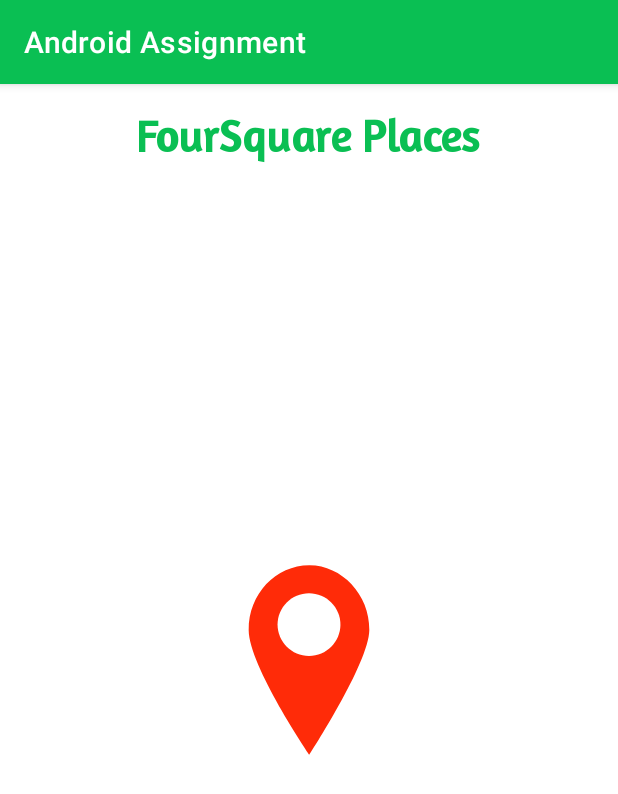
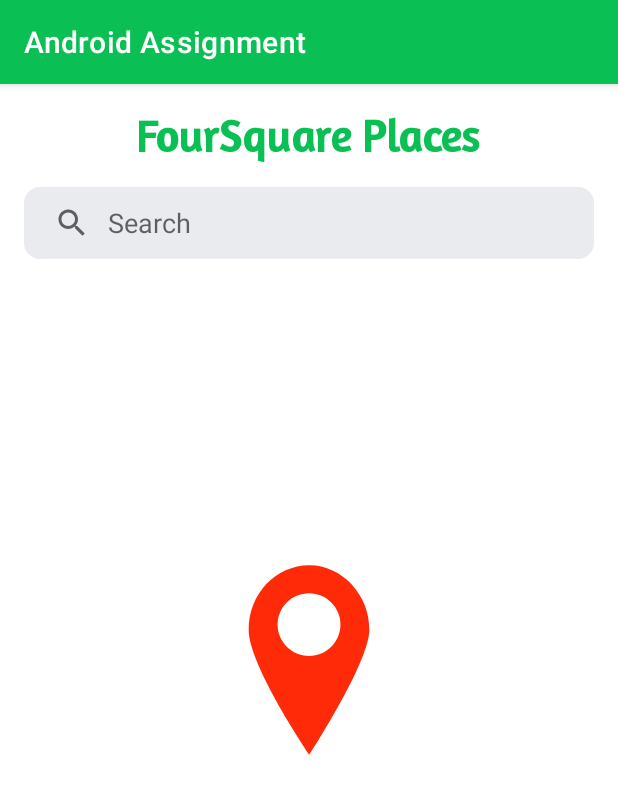
Before and after one commit to osualaFC/adyen-assignment, an Android app: the screen it shows after launch (MainActivity), on a phone screen of 412 x 824 dp. Shown: the top 794 px of the screen. Run offline under Robolectric (Android 15) with nearby library versions, the phone set to English and light mode, and no system bars; our stand-ins replace Dagger/Hilt's generated code, RxJava.

Commit message:
implement search

```diff
--- a/app/src/main/java/com/adyen/android/assignment/data/api/PlacesQueryBuilder.kt
+++ b/app/src/main/java/com/adyen/android/assignment/data/api/PlacesQueryBuilder.kt
@@ -1,5 +1,6 @@
 package com.adyen.android.assignment.data.api
 
+import com.adyen.android.assignment.BuildConfig
 import java.text.SimpleDateFormat
 import java.util.Date
 import java.util.Locale
@@ -7,8 +8,8 @@ import java.util.Locale
 abstract class PlacesQueryBuilder {
     private val baseQueryParams by lazy {
         mapOf(
-            "client_id" to "3STOI1OJXLUHBZI4ZYSQVU0ONHTNYIFYXVYPIVCKJSGQUKUK",
-            "client_secret" to "VU3A4VFI2RMEQDHMTX3THWPISNRT520GTSRCDKJF2QXLC0BG"
+            "client_id" to BuildConfig.CLIENT_ID,
+            "client_secret" to BuildConfig.CLIENT_SECRET
         )
     }
 
--- a/app/src/main/java/com/adyen/android/assignment/data/api/VenueService.kt
+++ b/app/src/main/java/com/adyen/android/assignment/data/api/VenueService.kt
@@ -8,7 +8,7 @@ import retrofit2.http.QueryMap
 
 interface VenueService {
 
-    @GET("explore")
+    @GET("venues/explore")
      fun getVenues(
         @QueryMap query: Map<String, String>
     ): Single<Response<VenueRecommendationsResponse>>
--- a/app/src/main/java/com/adyen/android/assignment/data/api/model/mappers/ApiMapper.kt
+++ b/app/src/main/java/com/adyen/android/assignment/data/api/model/mappers/ApiMapper.kt
@@ -1,5 +1,5 @@
 package com.adyen.android.assignment.data.api.model.mappers
 
 interface ApiMapper<E, D> {
-    fun mapToDomain(apiEntity: E): D
+    fun mapData(apiEntity: E): D
 }
--- a/app/src/main/java/com/adyen/android/assignment/data/api/model/mappers/ApiVenueMapper.kt
+++ b/app/src/main/java/com/adyen/android/assignment/data/api/model/mappers/ApiVenueMapper.kt
@@ -6,7 +6,7 @@ import javax.inject.Inject
 
 class ApiVenueMapper @Inject constructor() : ApiMapper<RecommendedItem, Venue> {
 
-    override fun mapToDomain(apiEntity: RecommendedItem): Venue {
+    override fun mapData(apiEntity: RecommendedItem): Venue {
         return Venue(
             id = apiEntity.venue.id,
             name = apiEntity.venue.name,
--- a/app/src/main/java/com/adyen/android/assignment/data/di/ApiModule.kt
+++ b/app/src/main/java/com/adyen/android/assignment/data/di/ApiModule.kt
@@ -1,8 +1,8 @@
 package com.adyen.android.assignment.data.di
 
+import com.adyen.android.assignment.BuildConfig
 import com.adyen.android.assignment.data.api.VenueService
 import com.adyen.android.assignment.data.api.interceptors.NetworkStatusInterceptor
-import com.adyen.android.assignment.data.util.Constants.BASE_URL
 import dagger.Module
 import dagger.Provides
 import dagger.hilt.InstallIn
@@ -47,7 +47,7 @@ object ApiModule {
     @Singleton
     fun provideRetrofit(client: OkHttpClient, converterFactory: Converter.Factory): Retrofit {
         return Retrofit.Builder()
-            .baseUrl(BASE_URL)
+            .baseUrl(BuildConfig.FOURSQUARE_BASE_URL)
             .client(client)
             .addCallAdapterFactory(RxJava2CallAdapterFactory.create())
             .addConverterFactory(converterFactory)
--- a/app/src/main/java/com/adyen/android/assignment/data/util/Constants.kt
+++ /dev/null
@@ -1,5 +0,0 @@
-package com.adyen.android.assignment.data.util
-
-object Constants {
-    const val BASE_URL = "https://api.foursquare.com/v2/venues/"
-}
--- a/app/src/main/java/com/adyen/android/assignment/presentation/ui/VenuesFragment.kt
+++ b/app/src/main/java/com/adyen/android/assignment/presentation/ui/VenuesFragment.kt
@@ -3,12 +3,12 @@ package com.adyen.android.assignment.presentation.ui
 import android.Manifest
 import android.content.pm.PackageManager
 import android.os.Bundle
-import android.util.Log
 import androidx.fragment.app.Fragment
 import android.view.LayoutInflater
 import android.view.View
 import android.view.ViewGroup
 import android.widget.Toast
+import androidx.appcompat.widget.SearchView
 import androidx.core.app.ActivityCompat
 import androidx.core.content.ContextCompat
 import androidx.fragment.app.viewModels
@@ -33,7 +33,7 @@ import dagger.hilt.android.AndroidEntryPoint
 const val REQUEST_CODE_LOCATION_PERMISSION = 1
 
 @AndroidEntryPoint
-class VenuesFragment : Fragment() {
+class VenuesFragment : Fragment(), SearchView.OnQueryTextListener {
 
     private val binding get() = _binding!!
     private var _binding: FragmentVenuesBinding? = null
@@ -58,8 +58,11 @@ class VenuesFragment : Fragment() {
         super.onViewCreated(view, savedInstanceState)
         getLocationAccess()
         getAndObserveLivedata()
-        binding.errorViews.btnTryAgain.setOnClickListener {
-           getAndObserveLivedata()
+        binding.apply {
+            search.setOnQueryTextListener(this@VenuesFragment)
+            errorViews.btnTryAgain.setOnClickListener {
+                getAndObserveLivedata()
+            }
         }
     }
 
@@ -79,6 +82,16 @@ class VenuesFragment : Fragment() {
         }
     }
 
+    override fun onQueryTextSubmit(query: String?): Boolean {
+        viewModel.venueList?.let { venuesAdapter.searchVenue(query, it) }
+        return true
+    }
+
+    override fun onQueryTextChange(newText: String?): Boolean {
+        viewModel.venueList?.let { venuesAdapter.searchVenue(newText, it) }
+        return true
+    }
+
     private fun getAndObserveLivedata() {
         viewModel.venuesLiveData.observe(viewLifecycleOwner, EventObserver { result ->
             result.let{
@@ -88,7 +101,8 @@ class VenuesFragment : Fragment() {
                     }
                     Status.SUCCESS -> {
                         binding.lottieLocation.gone()
-                         setupRecyclerView(result.data)
+                        viewModel.venueList = result.data as MutableList<Venue>
+                        setupRecyclerView(result.data)
                     }
 
                     Status.ERROR -> {
@@ -141,18 +155,17 @@ class VenuesFragment : Fragment() {
     }
 
     private fun getLocationUpdates() {
-        locationRequest.interval = 10000000
-        locationRequest.fastestInterval = 10000000
+        locationRequest.interval = 100000
+        locationRequest.fastestInterval = 1000
         locationRequest.priority = LocationRequest.PRIORITY_HIGH_ACCURACY
         locationCallback = object : LocationCallback() {
             override fun onLocationResult(locationResult: LocationResult) {
                 if (locationResult.locations.isNotEmpty()) {
                     val location = locationResult.lastLocation
                     if (location != null) {
-                        with(binding) {
-                            lottieLocation.gone()
-                        }
-                        viewModel.getVenues(location.latitude, location.longitude)
+                        binding.lottieLocation.gone()
+                         viewModel.getVenues(location.latitude, location.longitude)
+                        getAndObserveLivedata()
                     }
                     else binding.lottieLocation.visible()
                 }
--- /dev/null
+++ b/app/src/main/java/com/adyen/android/assignment/presentation/util/Constants.kt
@@ -0,0 +1,5 @@
+package com.adyen.android.assignment.presentation.util
+
+object Constants {
+    const val LOCATION_INTERVAL : Long= 100000
+}
--- a/app/src/main/java/com/adyen/android/assignment/presentation/viewmodel/VenuesViewModel.kt
+++ b/app/src/main/java/com/adyen/android/assignment/presentation/viewmodel/VenuesViewModel.kt
@@ -26,8 +26,9 @@ private val mapper: ApiVenueMapper
 
     val venuesLiveData: LiveData<Event<Resource<List<Venue>>>> get() = _venuesLiveData
     private val _venuesLiveData = MutableLiveData<Event<Resource<List<Venue>>>>()
+    var venueList: MutableList<Venue>? = mutableListOf()
 
-    fun getVenues(latitude : Double,longitude : Double ) {
+    fun getVenues(latitude: Double, longitude : Double ) {
         addDisposable(
             repository.getVenues(latitude, longitude)
                 .doOnSubscribe{
@@ -39,7 +40,7 @@ private val mapper: ApiVenueMapper
                     val venues = mutableListOf<Venue>()
                     venueResponse.response.groups.forEach { venueRecommendationGroup ->
                         venues+=   venueRecommendationGroup.items.map { recommendedItem ->
-                            mapper.mapToDomain(recommendedItem)
+                            mapper.mapData(recommendedItem)
                         }}
                     _venuesLiveData.postValue(Event(Resource.success(venues)))
                 },{
--- /dev/null
+++ b/app/src/main/res/drawable/search_bg.xml
@@ -0,0 +1,8 @@
+<?xml version="1.0" encoding="utf-8"?>
+<shape xmlns:android="http://schemas.android.com/apk/res/android">
+    <stroke
+        android:width="1dp"
+        android:color="@color/colorGrey"/>
+    <solid android:color="@color/colorGrey"/>
+    <corners android:radius="10dp" />
+</shape>
--- a/app/src/main/res/layout/fragment_venues.xml
+++ b/app/src/main/res/layout/fragment_venues.xml
@@ -44,6 +44,17 @@
             android:textSize="@dimen/large_text_size"
             android:textStyle="bold" />
 
+        <androidx.appcompat.widget.SearchView
+            android:id="@+id/search"
+            android:layout_width="match_parent"
+            android:layout_height="wrap_content"
+            android:layout_margin="@dimen/normal_size"
+            android:background="@drawable/search_bg"
+            android:layout_gravity="center"
+            app:iconifiedByDefault="false"
+            app:queryBackground="@null"
+            app:queryHint="Search" />
+
         <androidx.recyclerview.widget.RecyclerView
             android:id="@+id/rv"
             android:layout_width="match_parent"
--- a/app/src/main/res/navigation/nav_graph.xml
+++ b/app/src/main/res/navigation/nav_graph.xml
@@ -10,4 +10,5 @@
         android:name="com.adyen.android.assignment.presentation.ui.VenuesFragment"
         android:label="fragment_venues"
         tools:layout="@layout/fragment_venues" />
+
 </navigation>
--- a/app/src/main/res/values/colors.xml
+++ b/app/src/main/res/values/colors.xml
@@ -5,4 +5,5 @@
     <color name="colorAccent">#D81B60</color>
     <color name="colorWhite">#FFFFFF</color>
     <color name="colorBlack">#000000</color>
+    <color name="colorGrey">#E9EBEF</color>
 </resources>
--- a/app/src/main/res/values/strings.xml
+++ b/app/src/main/res/values/strings.xml
@@ -6,4 +6,7 @@
     <string name="ooops_something_went_wrong">Ooops!...something went wrong</string>
     <string name="try_again">Try again</string>
     <string name="whoop_no_venues_found_at_this_location">Whoop! No venues found at this location</string>
+   <string name="title_location">We need this permission</string>
+    <string name="action_permit">Permit</string>
+    <string name="action_location">The app needs this permission to be able to provide for you available places within your location</string>
 </resources>
--- a/app/src/main/res/values/styles.xml
+++ b/app/src/main/res/values/styles.xml
@@ -8,11 +8,16 @@
         <item name="colorAccent">@color/colorAccent</item>
     </style>
 
-    <style name="splashScreenTheme" parent="Theme.MaterialComponents.Light.NoActionBar">
-        <item name="android:windowBackground">@drawable/splash_image</item>
-        <item name="windowNoTitle">true</item>
-        <item name="android:windowFullscreen">true</item>
-        <item name="android:statusBarColor" tools:targetApi="l">?attr/colorPrimaryVariant</item>
+    <style name="splashScreenTheme" parent="Theme.AppCompat.NoActionBar">
+        <item name="android:windowBackground">@drawable/ic_launcher_foreground</item>
+        <item name="android:windowNoTitle">true</item>
+        <item name="android:windowActionBar">false</item>
+        <item name="android:windowFullscreen">false</item>
     </style>
 
+    <style name="AlertDialogTheme" parent="Theme.MaterialComponents.Dialog.Alert">
+
+    </style>
+
+
 </resources>
```
Also changed, not shown: app/src/main/java/com/adyen/android/assignment/presentation/adapter/VenueAdapter.kt (+11 -0 lines), app/src/main/res/drawable/splash_image.png (deleted).
